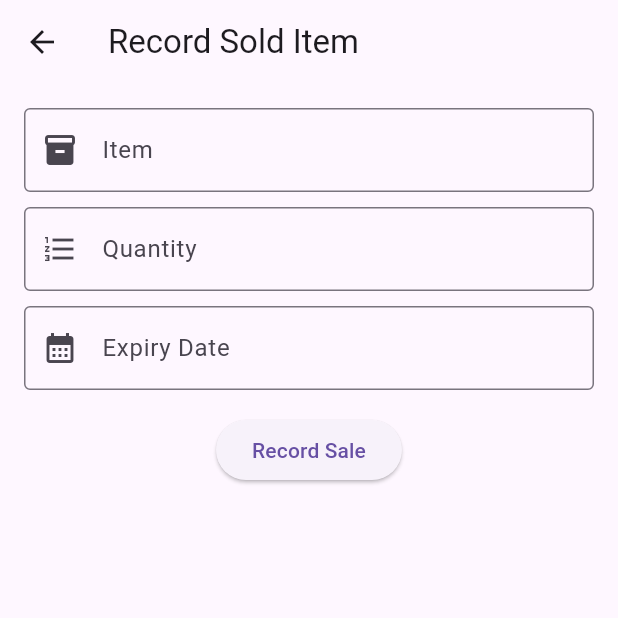
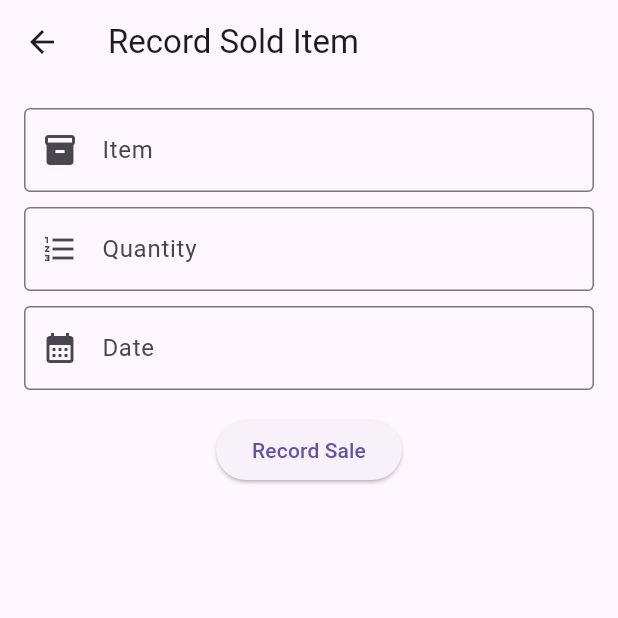
Before and after one commit to HarleyGotardo/SquareMind, a Flutter app: the RecordSale screen opened directly, on a phone screen of 412 x 824 dp, the top half of it. Run offline on Flutter 3.47's test engine with Material 3 defaults, Android fonts, the light colour scheme and no system bars; our stand-ins replace sqflite; accounts and stored records are empty.

Commit message:
Update record.dart

```diff
--- a/lib/screens/record.dart
+++ b/lib/screens/record.dart
@@ -45,7 +45,7 @@ class _RecordSaleState extends State<RecordSale> {
             TextFormField(
               controller: _date,
               decoration: const InputDecoration(
-                labelText: 'Expiry Date',
+                labelText: 'Date',
                 border: OutlineInputBorder(),
                 prefixIcon: Icon(Icons.calendar_month),
               ),
@@ -64,7 +64,7 @@ class _RecordSaleState extends State<RecordSale> {
               },
               validator: (value) {
                 if (value == null || value.isEmpty) {
-                  return 'Please enter the expiry date';
+                  return 'Please enter the date';
                 }
                 return null;
               },
```
